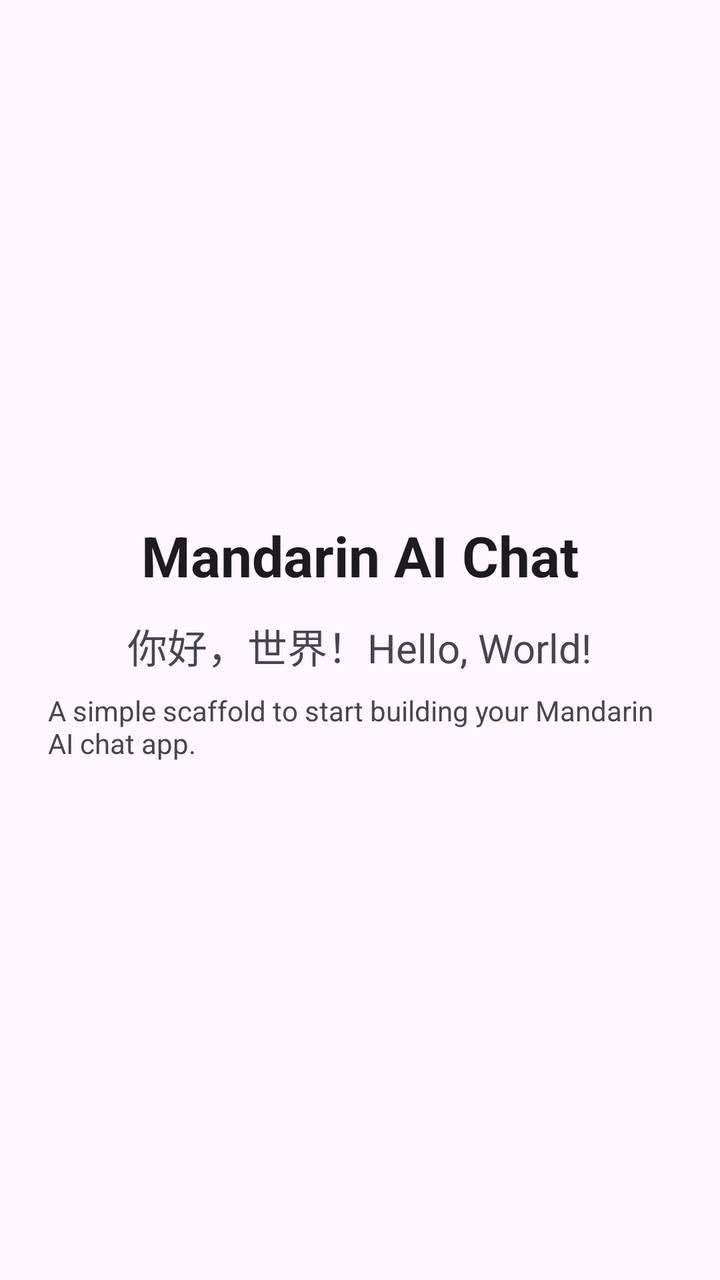
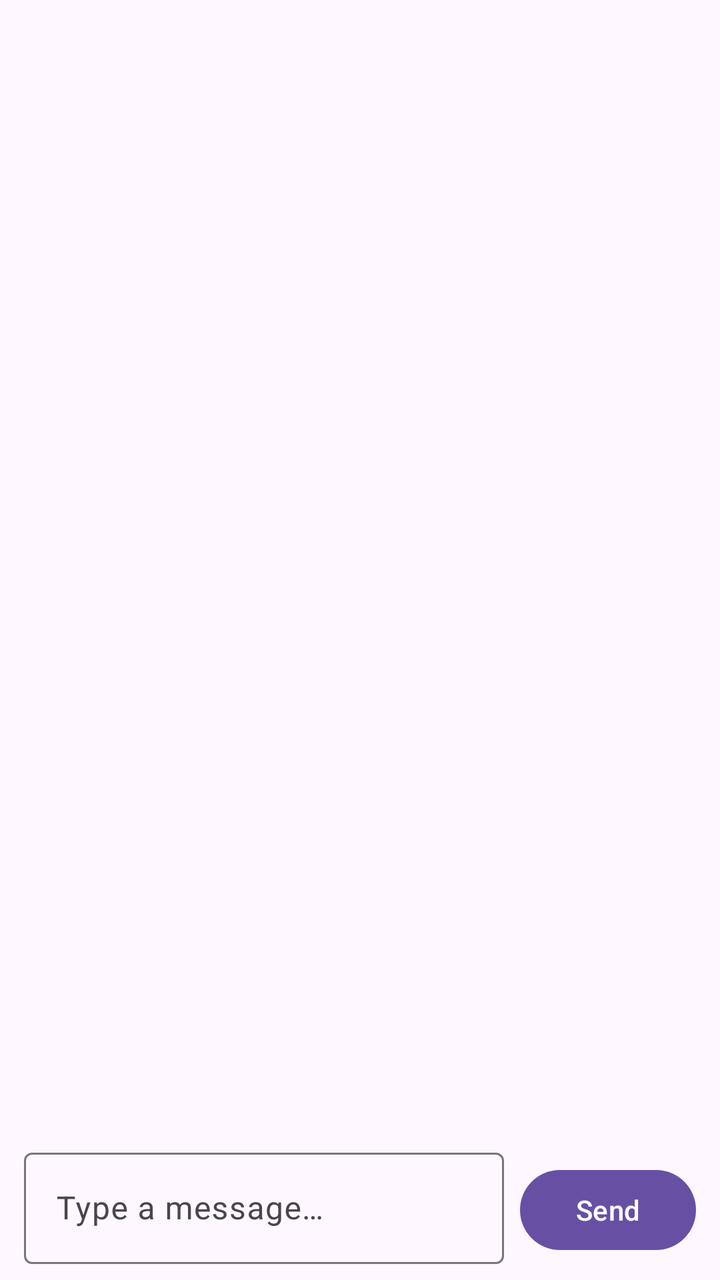

Screens rendered from an Android XML layout before and after an edit, with the pre-edit source and the edit as a unified diff.
<!-- AndroidManifest.xml: application theme Theme.MandarinAIChat -->
<!-- res/layout/activity_main.xml -->
<?xml version="1.0" encoding="utf-8"?>
<LinearLayout xmlns:android="http://schemas.android.com/apk/res/android"
    android:layout_width="match_parent"
    android:layout_height="match_parent"
    android:gravity="center"
    android:orientation="vertical"
    android:padding="24dp">

    <TextView
        android:layout_width="wrap_content"
        android:layout_height="wrap_content"
        android:text="@string/app_name"
        android:textColor="?attr/colorOnSurface"
        android:textSize="28sp"
        android:textStyle="bold" />

    <TextView
        android:layout_width="wrap_content"
        android:layout_height="wrap_content"
        android:layout_marginTop="12dp"
        android:text="@string/hello_world"
        android:textColor="?attr/colorOnSurfaceVariant"
        android:textSize="20sp" />

    <TextView
        android:layout_width="wrap_content"
        android:layout_height="wrap_content"
        android:layout_marginTop="8dp"
        android:text="@string/scaffold_note"
        android:textColor="?attr/colorOnSurfaceVariant"
        android:textSize="14sp" />

</LinearLayout>
<!-- resources referenced by this layout -->
<resources>
  <string name="app_name">Mandarin AI Chat</string>
  <string name="hello_world">你好，世界！Hello, World!</string>
  <string name="scaffold_note">A simple scaffold to start building your Mandarin AI chat app.</string>
  <style name="Theme.MandarinAIChat" parent="Theme.Material3.DayNight.NoActionBar" />
</resources>

<!-- the commit's change to res/layout/activity_main.xml (unified diff, before → after) -->
@@ -2,32 +2,48 @@
 <LinearLayout xmlns:android="http://schemas.android.com/apk/res/android"
     android:layout_width="match_parent"
     android:layout_height="match_parent"
-    android:gravity="center"
-    android:orientation="vertical"
-    android:padding="24dp">
+    android:fitsSystemWindows="true"
+    android:orientation="vertical">
 
-    <TextView
-        android:layout_width="wrap_content"
+    <androidx.recyclerview.widget.RecyclerView
+        android:id="@+id/message_list"
+        android:layout_width="match_parent"
+        android:layout_height="0dp"
+        android:layout_weight="1"
+        android:clipToPadding="false"
+        android:paddingHorizontal="12dp"
+        android:paddingVertical="8dp"
+        android:scrollbars="vertical" />
+
+    <LinearLayout
+        android:layout_width="match_parent"
         android:layout_height="wrap_content"
-        android:text="@string/app_name"
-        android:textColor="?attr/colorOnSurface"
-        android:textSize="28sp"
-        android:textStyle="bold" />
+        android:gravity="bottom"
+        android:orientation="horizontal"
+        android:paddingHorizontal="12dp"
+        android:paddingBottom="8dp">
 
-    <TextView
-        android:layout_width="wrap_content"
-        android:layout_height="wrap_content"
-        android:layout_marginTop="12dp"
-        android:text="@string/hello_world"
-        android:textColor="?attr/colorOnSurfaceVariant"
-        android:textSize="20sp" />
+        <com.google.android.material.textfield.TextInputLayout
+            style="@style/Widget.Material3.TextInputLayout.OutlinedBox"
+            android:layout_width="0dp"
+            android:layout_height="wrap_content"
+            android:layout_weight="1"
+            android:hint="@string/hint_message">
 
-    <TextView
-        android:layout_width="wrap_content"
-        android:layout_height="wrap_content"
-        android:layout_marginTop="8dp"
-        android:text="@string/scaffold_note"
-        android:textColor="?attr/colorOnSurfaceVariant"
-        android:textSize="14sp" />
+            <com.google.android.material.textfield.TextInputEditText
+                android:id="@+id/message_input"
+                android:layout_width="match_parent"
+                android:layout_height="wrap_content"
+                android:imeOptions="actionSend"
+                android:inputType="textCapSentences|textMultiLine"
+                android:maxLines="4" />
+        </com.google.android.material.textfield.TextInputLayout>
 
+        <com.google.android.material.button.MaterialButton
+            android:id="@+id/button_send"
+            android:layout_width="wrap_content"
+            android:layout_height="wrap_content"
+            android:layout_marginStart="8dp"
+            android:text="@string/send" />
+    </LinearLayout>
 </LinearLayout>
<!-- resource entries referenced after the edit -->
@@ -1,8 +1,7 @@
 <!-- resources referenced by this layout -->
 <resources>
-  <string name="app_name">Mandarin AI Chat</string>
-  <string name="hello_world">你好，世界！Hello, World!</string>
-  <string name="scaffold_note">A simple scaffold to start building your Mandarin AI chat app.</string>
+  <string name="hint_message">Type a message…</string>
+  <string name="send">Send</string>
   <style name="Theme.MandarinAIChat" parent="Theme.Material3.DayNight.NoActionBar" />
 </resources>
 
